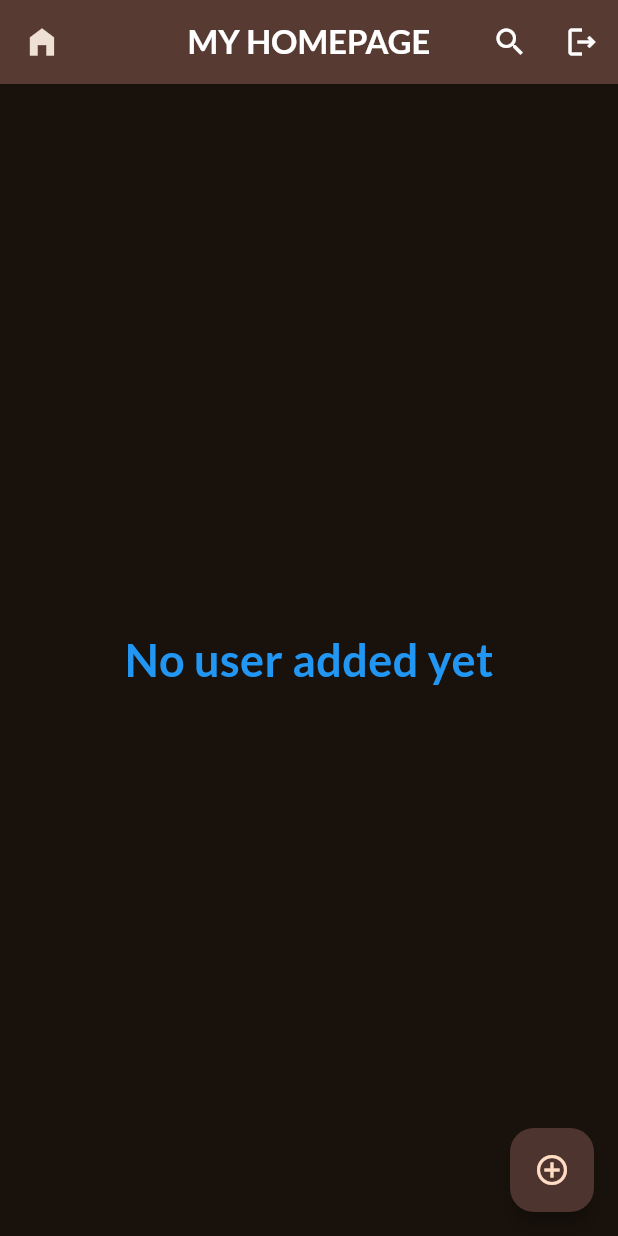
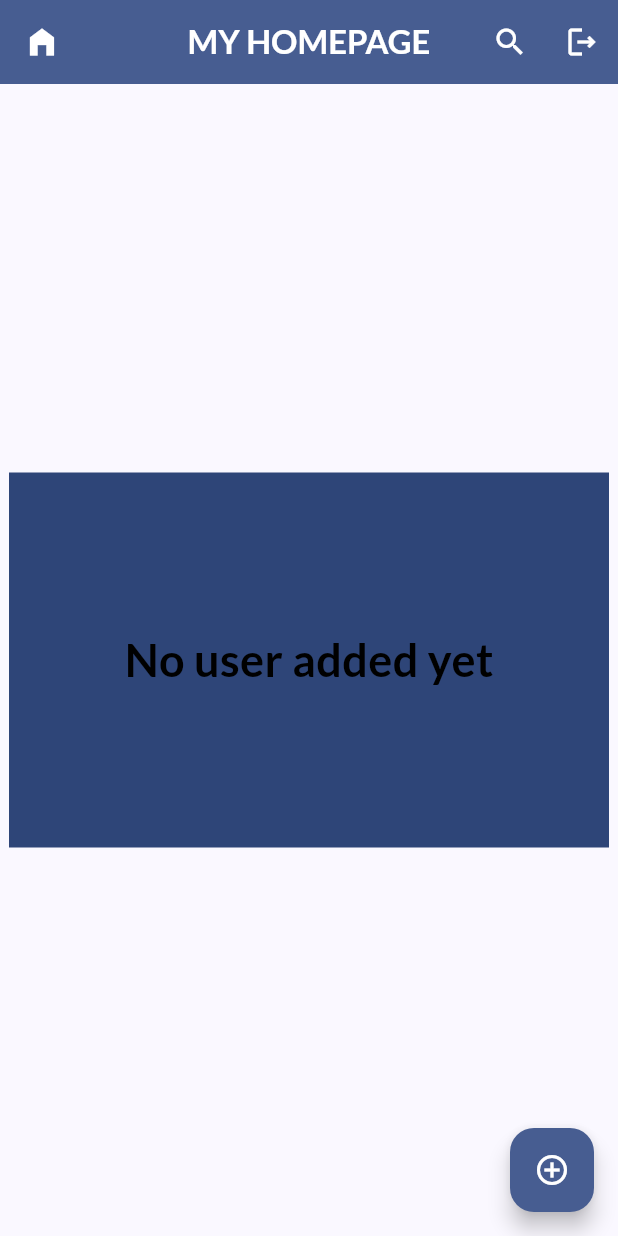
Before and after one commit to Sampurn44/Trustique, a Flutter app: the start screen opened directly, on a phone screen of 412 x 824 dp. Run offline on Flutter 3.47's test engine with Material 2 defaults, Android fonts, the phone set to English and light mode, and no system bars; drawn by our look-alikes of animated_text_kit; our stand-ins replace awesome_snackbar_content, cached_network_image, cloud_firestore, firebase_auth, firebase_core, firebase_storage and 4 more; accounts and stored records are empty; network calls fail.

Commit message:
Updated theme throughout the app.

```diff
--- a/lib/Screens/splash_screen.dart
+++ b/lib/Screens/splash_screen.dart
@@ -40,7 +40,7 @@ class _SplashScreenState extends State<SplashScreen> {
     sz = MediaQuery.of(context).size;
 
     return Scaffold(
-      backgroundColor: Theme.of(context).colorScheme.secondary,
+      backgroundColor: Theme.of(context).colorScheme.onSecondaryContainer,
       //body
       body: Stack(children: [
         //app logo
@@ -57,7 +57,9 @@ class _SplashScreenState extends State<SplashScreen> {
             child: const Text('MADE FOR THE ❤️ OF FLUTTER',
                 textAlign: TextAlign.center,
                 style: TextStyle(
-                    fontSize: 16, color: Colors.black87, letterSpacing: .5))),
+                    fontSize: 16,
+                    color: Color.fromARGB(255, 255, 255, 255),
+                    letterSpacing: .5))),
       ]),
     );
   }
--- a/lib/Screens/start.dart
+++ b/lib/Screens/start.dart
@@ -44,10 +44,13 @@ class _startState extends State<start> {
         },
         child: Scaffold(
             appBar: AppBar(
-              backgroundColor: Colors.brown[800],
+              backgroundColor: Theme.of(context).colorScheme.primary,
               centerTitle: true,
               elevation: 1,
-              leading: const Icon(Icons.home_filled),
+              leading: const Icon(
+                Icons.home_filled,
+                color: Colors.white,
+              ),
               title: _isSearching
                   ? TextField(
                       decoration:
@@ -106,8 +109,8 @@ class _startState extends State<start> {
               onPressed: () {
                 _addChatUserDialog();
               },
-              child: const Icon(Icons.add_circle_outline),
-              backgroundColor: Colors.brown[800],
+              child: const Icon(Icons.add_circle_outline, color: Colors.white),
+              backgroundColor: Theme.of(context).colorScheme.primary,
             ),
             body: StreamBuilder(
                 stream: APIs.getMyUsersId(),
@@ -161,9 +164,11 @@ class _startState extends State<start> {
                                       child: TextLiquidFill(
                                         text: 'No user added yet',
                                         waveDuration: Duration(seconds: 5),
-                                        waveColor: Colors.blue,
-                                        boxBackgroundColor:
-                                            Theme.of(context).primaryColor,
+                                        waveColor:
+                                            const Color.fromARGB(255, 0, 0, 0),
+                                        boxBackgroundColor: Theme.of(context)
+                                            .colorScheme
+                                            .onPrimaryContainer,
                                         textStyle: TextStyle(
                                           fontSize: 30.0,
                                           fontWeight: FontWeight.bold,
@@ -274,6 +279,7 @@ final snackBar2 = SnackBar(
   behavior: SnackBarBehavior.floating,
   backgroundColor: Colors.transparent,
   content: AwesomeSnackbarContent(
+    color: Color.fromARGB(255, 47, 0, 255),
     title: 'Congratulations',
     message: 'User added!',
 
--- a/lib/main.dart
+++ b/lib/main.dart
@@ -10,8 +10,8 @@ import 'package:trustique/firebase_options.dart';
 final theme = ThemeData(
   useMaterial3: true,
   colorScheme: ColorScheme.fromSeed(
-    brightness: Brightness.dark,
-    seedColor: const Color.fromARGB(255, 238, 131, 9),
+    brightness: Brightness.light,
+    seedColor: Color.fromARGB(255, 34, 119, 255),
   ),
   textTheme: GoogleFonts.latoTextTheme(),
 );
--- a/pubspec.yaml
+++ b/pubspec.yaml
@@ -47,7 +47,6 @@ dependencies:
   image_picker: ^1.0.4
   location: ^5.0.3
   url_launcher: 6.1.14
-  fluttertoast: ^8.0.8
 dev_dependencies:
   flutter_test:
     sdk: flutter
```
Also changed, not shown: lib/Screens/auth/auth.dart (+25 -4 lines), lib/Screens/chatscreen.dart (+3 -8 lines), lib/Widgets/messagecard.dart (+10 -9 lines), lib/Widgets/usercard.dart (+5 -3 lines), pubspec.lock.
